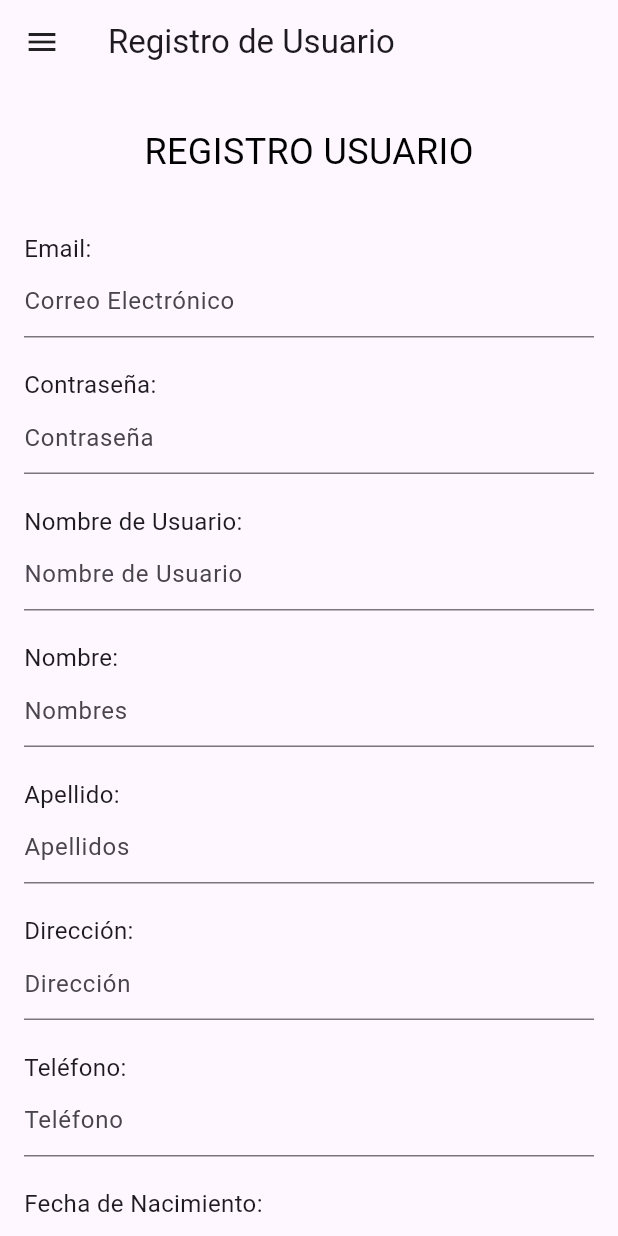
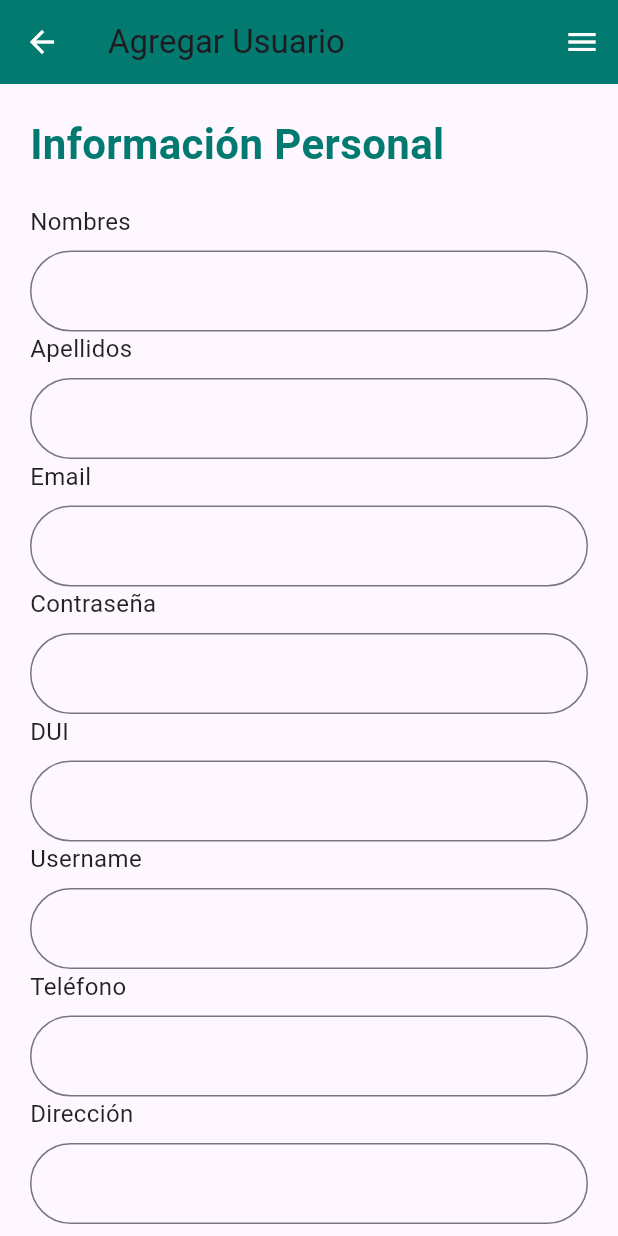
Before and after one commit to famaya098/inventorypro, a Flutter app: the AgregarUsuariosScreen screen opened directly, on a phone screen of 412 x 824 dp. Run offline on Flutter 3.47's test engine with Material 3 defaults, Android fonts, the phone set to English and light mode, and no system bars; our stand-ins replace animate_do, firebase_auth, firebase_core, fluttertoast, image_picker; accounts and stored records are empty.

Commit message:
cambios en pantalla agregar usuarios

```diff
--- a/lib/agregar_usuario_screen.dart
+++ b/lib/agregar_usuario_screen.dart
@@ -1,20 +1,37 @@
+import 'package:intl/intl.dart';
+import 'package:image_picker/image_picker.dart';
 import 'package:flutter/material.dart';
-import 'my_drawer.dart';
+import 'package:flutter/services.dart';
+import 'package:inventorypro/home_screen.dart';
+import 'package:inventorypro/my_drawer.dart';
 
 class AgregarUsuariosScreen extends StatelessWidget {
-  const AgregarUsuariosScreen({super.key});
+  const AgregarUsuariosScreen({Key? key});
 
   @override
   Widget build(BuildContext context) {
     return Scaffold(
       appBar: AppBar(
-        title: const Text('Registro de Usuario'),
-        leading: Builder(
+        title: const Text('Agregar Usuario'),
+        leading: IconButton(
+          icon: const Icon(
+            Icons.arrow_back,
+            color: Colors.white,
+          ),
+          onPressed: () {
+            Navigator.pushReplacement(
+              context,
+              MaterialPageRoute(builder: (context) => const HomeScreen()),
+            );
+          },
+        ),
+        actions: [
+          Builder(
             builder: (context) {
               return IconButton(
                 icon: const Icon(
                   Icons.menu,
-                color: Colors.black87,
+                  color: Colors.white,
                 ),
                 onPressed: () {
                   Scaffold.of(context).openDrawer();
@@ -22,138 +39,60 @@ class AgregarUsuariosScreen extends StatelessWidget {
               );
             },
           ),
+        ],
+        backgroundColor: const Color(0xFF027A70), // Color de la AppBar
+        elevation: 0,
+        systemOverlayStyle: SystemUiOverlayStyle.light,
       ),
       drawer: const MyDrawer(),
       body: SingleChildScrollView(
+        padding: const EdgeInsets.all(20.0),
         child: Column(
+          crossAxisAlignment: CrossAxisAlignment.start,
           children: [
-            const Padding(
-              padding: EdgeInsets.only(top: 28.0),
-              child: Text(
-                'REGISTRO USUARIO',
+            const Text(
+              'Información Personal',
               style: TextStyle(
-                  fontSize: 24,
-                  color: Color.fromARGB(255, 0, 0, 0),
-                ),
-              ),
-            ),
-            Padding(
-              padding: const EdgeInsets.all(16.0),
-              child: Column(
-                mainAxisAlignment: MainAxisAlignment.center,
-                crossAxisAlignment: CrossAxisAlignment.stretch,
-                children: [
-                  const SizedBox(height: 20),
-              const Text(
-                'Email:',
-                style: TextStyle(fontSize: 16),
-              ),
-                  TextFormField(
-                    decoration: const InputDecoration(
-                      hintText: 'Correo Electrónico',
+                fontSize: 28,
+                fontWeight: FontWeight.bold,
+                color: Color(0xFF027A70),
               ),
             ),
             const SizedBox(height: 20),
-              const Text(
-                'Contraseña:',
-                style: TextStyle(fontSize: 16),
-              ),
-                  TextFormField(
-                    decoration: const InputDecoration(
-                      hintText: 'Contraseña',
-                    ),
-                    obscureText: true,
-                  ),
+            _buildTextFormField(label: 'Nombres', hintText: ''),
+            _buildTextFormField(label: 'Apellidos', hintText: ''),
+            _buildTextFormField(label: 'Email', hintText: ''),
+            _buildTextFormField(label: 'Contraseña', hintText: '', obscureText: true),
+            _buildTextFormField(label: 'DUI', hintText: '', keyboardType: TextInputType.number),
+            _buildTextFormField(label: 'Username', hintText: ''),
+            _buildTextFormField(label: 'Teléfono', hintText: '', keyboardType: TextInputType.phone),
+            _buildTextFormField(label: 'Dirección', hintText: ''),
             const SizedBox(height: 20),
-              const Text(
-                'Nombre de Usuario:',
-                style: TextStyle(fontSize: 16),
-              ),
-                  TextFormField(
-                    decoration: const InputDecoration(
-                      hintText: 'Nombre de Usuario',
+            _buildDatePicker(context, 'Fecha Nacimiento'),
+            const SizedBox(height: 20),
+            _buildPhotoPicker(context, 'Agregar Foto'),
+            const SizedBox(height: 20),
+             _buildTextFormField(label: 'Fecha Creación', hintText: DateFormat('yyyy-MM-dd HH:mm').format(DateTime.now()), readOnly: true), // Utiliza DateFormat para formatear la fecha y hora actual
+            _buildTextFormField(label: 'Creado por', hintText: ''),
+            const SizedBox(height: 20),
+            _buildDropdownButton(context, 'Tipo de Permiso', ['Administrador', 'Usuario']),
+            const SizedBox(height: 20),
+            Center(
+              child: ElevatedButton(
+                onPressed: () {
+
+                },
+                style: ElevatedButton.styleFrom(
+                  backgroundColor: const Color(0xFF027A70),
+                  padding: const EdgeInsets.symmetric(horizontal: 40, vertical: 15),
+                  shape: RoundedRectangleBorder(
+                    borderRadius: BorderRadius.circular(30),
                   ),
                 ),
-                  const SizedBox(height: 20),
-              const Text(
-                'Nombre:',
-                style: TextStyle(fontSize: 16),
+                child: const Text(
+                  'Guardar',
+                  style: TextStyle(fontSize: 18, color: Colors.white),
                 ),
-                  TextFormField(
-                    decoration: const InputDecoration(
-                      hintText: 'Nombres',
-                    ),
-                  ),
-                  const SizedBox(height: 20),
-              const Text(
-                'Apellido:',
-                style: TextStyle(fontSize: 16),
-              ),
-                  TextFormField(
-                    decoration: const InputDecoration(
-                      hintText: 'Apellidos',
-                    ),
-                  ),
-                  const SizedBox(height: 20),
-              const Text(
-                'Dirección:',
-                style: TextStyle(fontSize: 16),
-              ),
-                  TextFormField(
-                    decoration: const InputDecoration(
-                      hintText: 'Dirección',
-                    ),
-                  ),
-                  const SizedBox(height: 20),
-              const Text(
-                'Teléfono:',
-                style: TextStyle(fontSize: 16),
-              ),
-                  TextFormField(
-                    decoration: const InputDecoration(
-                      hintText: 'Teléfono',
-                    ),
-                    keyboardType: TextInputType.phone,
-                  ),
-                  const SizedBox(height: 20),
-              const Text(
-                'Fecha de Nacimiento:',
-                style: TextStyle(fontSize: 16),
-              ),
-                  TextFormField(
-                    decoration: const InputDecoration(
-                      hintText: 'Fecha de Nacimiento',
-                    ),
-                    keyboardType: TextInputType.datetime,
-                  ),
-                  const SizedBox(height: 20),
-              const Text(
-                'Tipo de Permiso:',
-                style: TextStyle(fontSize: 16),
-              ),
-                  const SizedBox(height: 8),
-                  DropdownButton<String>(
-                    items: <String>['Permiso1', 'Permiso2', 'Permiso3']
-                        .map((String value) {
-                      return DropdownMenuItem<String>(
-                        value: value,
-                        child: Text(value),
-                      );
-                    }).toList(),
-                    onChanged: (_) {},
-                  ),
-                  const SizedBox(height: 16),
-                  ElevatedButton(
-                    onPressed: () {},
-                    child: const Text('Cargar Una Foto'),
-                  ),
-                  const SizedBox(height: 16),
-                  ElevatedButton(
-                    onPressed: () {},
-                    child: const Text('Registrar'),
-                  ),
-
-                ],
               ),
             ),
           ],
@@ -161,4 +100,144 @@ class AgregarUsuariosScreen extends StatelessWidget {
       ),
     );
   }
+
+  Widget _buildTextFormField({required String label, required String hintText, TextInputType? keyboardType, bool obscureText = false, bool readOnly = false}) {
+    return Column(
+      crossAxisAlignment: CrossAxisAlignment.start,
+      children: [
+        Text(
+          label,
+          style: const TextStyle(fontSize: 16, color: Colors.black87),
+        ),
+        const SizedBox(height: 8),
+        TextFormField(
+          style: const TextStyle(fontSize: 16),
+          decoration: InputDecoration(
+            hintText: hintText,
+            contentPadding: const EdgeInsets.symmetric(vertical: 15, horizontal: 20),
+            border: OutlineInputBorder(
+              borderRadius: BorderRadius.circular(30),
+            ),
+          ),
+          keyboardType: keyboardType,
+          obscureText: obscureText,
+          readOnly: readOnly, // Establece readOnly a true para que el campo no sea editable
+        ),
+      ],
+    );
   }
+
+
+  Widget _buildDatePicker(BuildContext context, String label) {
+  return Column(
+    crossAxisAlignment: CrossAxisAlignment.start,
+    children: [
+      Text(
+        label,
+        style: const TextStyle(fontSize: 16, color: Colors.black87),
+      ),
+      const SizedBox(height: 8),
+      Container(
+        padding: const EdgeInsets.symmetric(vertical: 12, horizontal: 16),
+        decoration: BoxDecoration(
+          border: Border.all(color: Colors.grey),
+          borderRadius: BorderRadius.circular(30),
+        ),
+        child: Row(
+          mainAxisAlignment: MainAxisAlignment.spaceBetween,
+          children: [
+            Text(
+              '${DateTime.now().day}/${DateTime.now().month}/${DateTime.now().year}',
+              style: const TextStyle(fontSize: 16),
+            ),
+            IconButton(
+              icon: const Icon(Icons.calendar_today),
+              onPressed: () => _selectDate(context),
+            ),
+          ],
+        ),
+      ),
+    ],
+  );
+}
+
+
+  Future<void> _selectDate(BuildContext context) async {
+    final DateTime? picked = await showDatePicker(
+      context: context,
+      initialDate: DateTime.now(),
+      firstDate: DateTime(1900),
+      lastDate: DateTime.now(),
+    );
+    if (picked != null) {
+      // Puedes hacer algo con la fecha seleccionada
+    }
+  }
+
+  Widget _buildPhotoPicker(BuildContext context, String label) {
+  return Column(
+    crossAxisAlignment: CrossAxisAlignment.start,
+    children: [
+      Text(
+        label,
+        style: const TextStyle(fontSize: 16, color: Colors.black87),
+      ),
+      const SizedBox(height: 8),
+      GestureDetector(
+        onTap: () => _selectImage(context),
+        child: Container(
+          width: double.infinity,
+          padding: const EdgeInsets.all(16),
+          decoration: BoxDecoration(
+            border: Border.all(color: Colors.grey),
+            borderRadius: BorderRadius.circular(30),
+          ),
+          child: const Row(
+            mainAxisAlignment: MainAxisAlignment.center,
+            children: [
+              Icon(Icons.photo, size: 30),
+              SizedBox(width: 16),
+              Text(
+                'Seleccionar Foto',
+                style: TextStyle(fontSize: 16),
+              ),
+            ],
+          ),
+        ),
+      ),
+    ],
+  );
+}
+
+Future<void> _selectImage(BuildContext context) async {
+  final picker = ImagePicker();
+  final pickedImage = await picker.getImage(source: ImageSource.gallery);
+
+  if (pickedImage != null) {
+    // Aquí puedes hacer algo con la imagen seleccionada
+  }
+}
+
+  Widget _buildDropdownButton(BuildContext context, String label, List<String> items) {
+    return Column(
+      crossAxisAlignment: CrossAxisAlignment.start,
+      children: [
+        Text(
+          label,
+          style: const TextStyle(fontSize: 16, color: Colors.black87),
+        ),
+        const SizedBox(height: 8),
+        DropdownButtonFormField<String>(
+          value: 'Administrador',
+          items: items.map((String value) {
+            return DropdownMenuItem<String>(
+              value: value,
+              child: Text(value),
+            );
+          }).toList(),
+          onChanged: (value) {},
+        ),
+      ],
+    );
+  }
+}
--- a/lib/my_drawer.dart
+++ b/lib/my_drawer.dart
@@ -113,7 +113,7 @@ class MyDrawer extends StatelessWidget {
                         Navigator.of(context).pop();
                         Navigator.of(context).pushReplacement(
                           MaterialPageRoute(
-                            builder: (_) => const AgregarUsuariosScreen(),
+                            builder: (_) => AgregarUsuariosScreen(),
                           ),
                         );
                       },
--- a/pubspec.yaml
+++ b/pubspec.yaml
@@ -14,6 +14,7 @@ environment:
 dependencies:
   flutter:
     sdk: flutter
+  image_picker: ^0.8.4+4
   firebase_core: ^2.7.0
   firebase_auth: ^4.5.0
   firebase_database: ^10.4.8
@@ -28,6 +29,7 @@ dependencies:
   rive: ^0.12.4
 
   fluttertoast: ^8.0.7
+  uuid: ^4.4.0
   #flushbar: ^1.10.4
 
 
```
Also changed, not shown: lib/productos_screen.dart (+117 -101 lines), pubspec.lock, 5 other files. Lines whose indentation alone changed are shown as unchanged.
